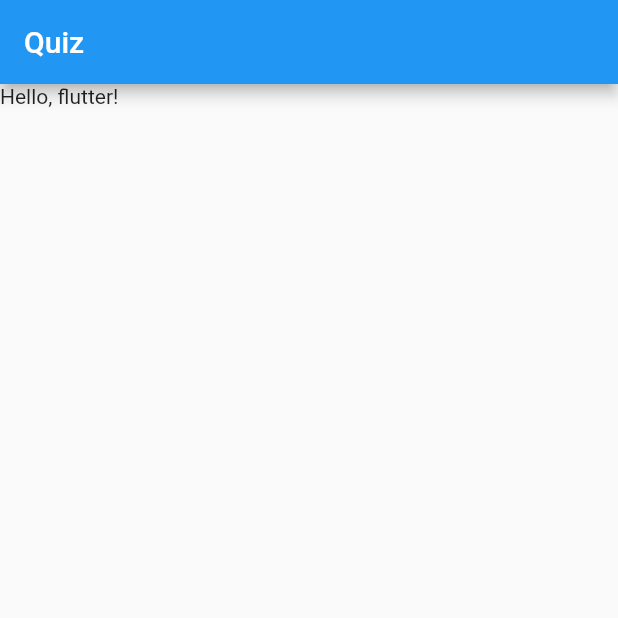
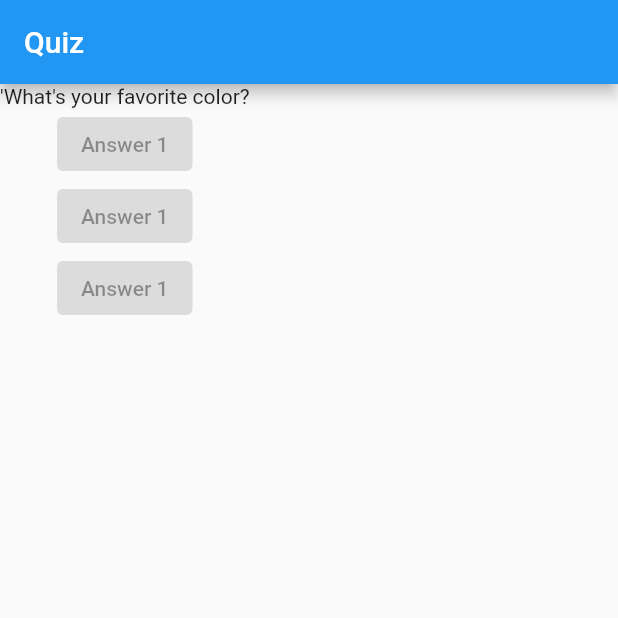
Before and after one commit to mfranco94/quiz_app, a Flutter app: the screen it shows after launch, on a phone screen of 412 x 824 dp, the top half of it. Run offline on Flutter 3.47's test engine with Material 2 defaults, Android fonts, the phone set to English and light mode, and no system bars.

Commit message:
add question array, question text and 3 button

```diff
--- a/lib/main.dart
+++ b/lib/main.dart
@@ -4,12 +4,32 @@ void main() => runApp(QuizApp());
 
 class QuizApp extends StatelessWidget {
   Widget build(BuildContext context) {
+    final questions = [
+      "'What's your favorite color?",
+      "What's your favorite pet?",
+    ];
     return MaterialApp(
       home: Scaffold(
         appBar: AppBar(
           title: Text('Quiz'),
         ),
-        body: Text('Hello, flutter!'),
+        body: Column(
+          children: [
+            Text(questions[0]),
+            ElevatedButton(
+              child: Text('Answer 1'),
+              onPressed: null,
+            ),
+            ElevatedButton(
+              child: Text('Answer 1'),
+              onPressed: null,
+            ),
+            ElevatedButton(
+              child: Text('Answer 1'),
+              onPressed: null,
+            ),
+          ],
+        ),
       ),
     );
   }
```
